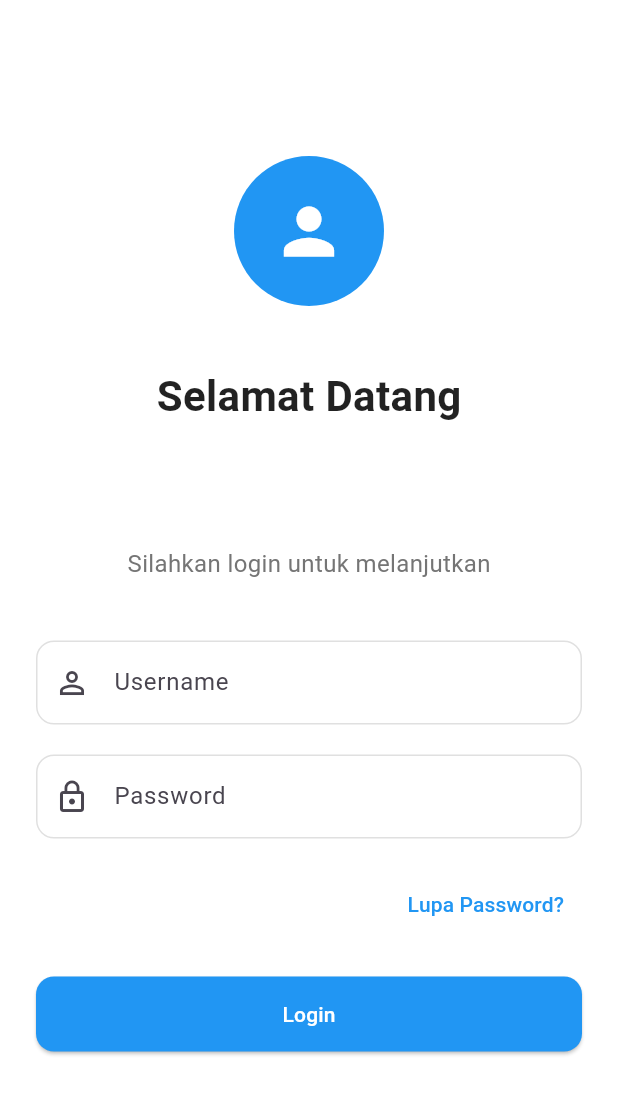
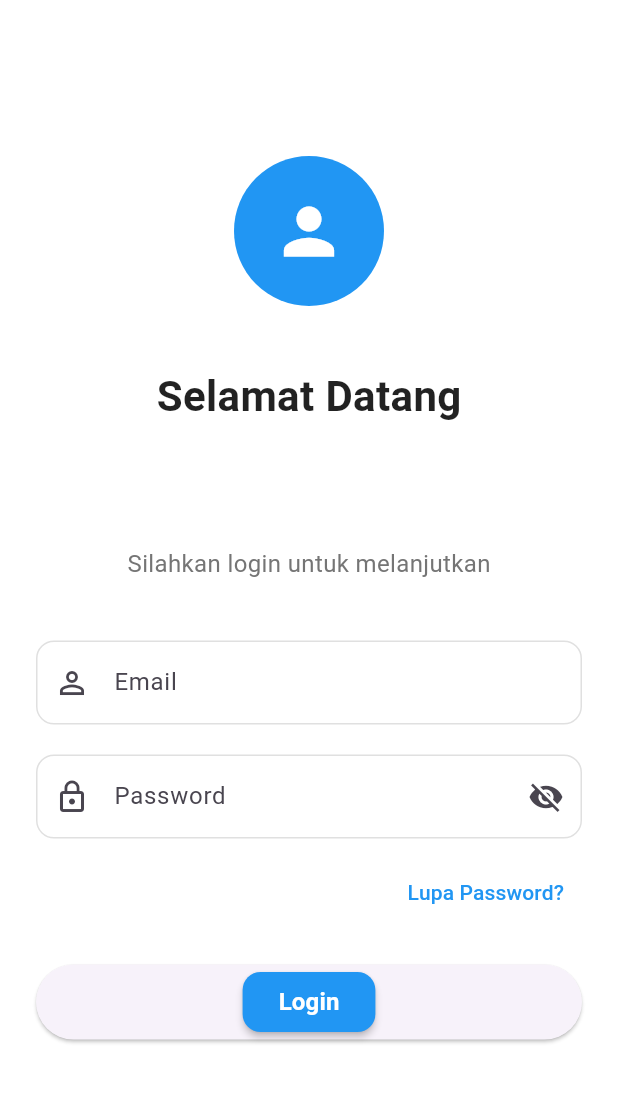
Before and after one commit to arieeefajar/ujikom_polije, a Flutter app: the screen it shows after launch, on a phone screen of 412 x 824 dp. Shown: the top 1094 px of the screen. Run offline on Flutter 3.47's test engine with Material 3 defaults, Android fonts, the phone set to English and light mode, and no system bars; our stand-ins replace get.

Commit message:
feat(login): fix login page

```diff
--- a/lib/app/modules/login/views/login_view.dart
+++ b/lib/app/modules/login/views/login_view.dart
@@ -8,7 +8,6 @@ class LoginView extends GetView<LoginController> {
   const LoginView({super.key});
   @override
   Widget build(BuildContext context) {
-    final _formKey = GlobalKey<FormState>();
     return Scaffold(
       backgroundColor: Colors.white,
       body: SafeArea(
@@ -43,13 +42,15 @@ class LoginView extends GetView<LoginController> {
               ),
               SizedBox(height: 40),
               Form(
-                key: _formKey,
+                key: controller.formKey,
                 child: Column(
                   children: [
                     TextFormField(
+                      controller: controller.emailController,
+                      keyboardType: TextInputType.emailAddress,
                       decoration: InputDecoration(
-                        labelText: 'Username',
-                        hintText: 'Masukan username Anda',
+                        labelText: 'Email',
+                        hintText: 'Masukan email Anda',
                         prefixIcon: Icon(Icons.person_outline),
                         border: OutlineInputBorder(
                           borderRadius: BorderRadius.circular(12),
@@ -63,13 +64,25 @@ class LoginView extends GetView<LoginController> {
                           borderSide: BorderSide(color: Colors.blue),
                         ),
                       ),
+                      validator: controller.validateUsername,
                     ),
                     SizedBox(height: 20),
-                    TextFormField(
+                    Obx(
+                      () => TextFormField(
+                        controller: controller.passwordController,
+                        obscureText: !controller.isPasswordVisible.value,
                         decoration: InputDecoration(
                           labelText: 'Password',
                           hintText: 'Masukan password Anda',
                           prefixIcon: Icon(Icons.lock_outline),
+                          suffixIcon: IconButton(
+                            onPressed: controller.togglePasswordVisibility,
+                            icon: Icon(
+                              controller.isPasswordVisible.value
+                                  ? Icons.visibility
+                                  : Icons.visibility_off,
+                            ),
+                          ),
                           border: OutlineInputBorder(
                             borderRadius: BorderRadius.circular(12),
                           ),
@@ -82,8 +95,10 @@ class LoginView extends GetView<LoginController> {
                             borderSide: BorderSide(color: Colors.blue),
                           ),
                         ),
+                        validator: controller.validatePassword,
                       ),
-                    SizedBox(height: 20),
+                    ),
+                    SizedBox(height: 12),
                     Align(
                       alignment: Alignment.centerRight,
                       child: TextButton(
@@ -103,12 +118,35 @@ class LoginView extends GetView<LoginController> {
                       height: 50,
                       child: ElevatedButton(
                         onPressed: () {},
-                        child: Text('Login'),
+                        child: Obx(
+                          () => ElevatedButton(
+                            onPressed: () {},
                             style: ElevatedButton.styleFrom(
                               backgroundColor: Colors.blue,
                               foregroundColor: Colors.white,
                               shape: RoundedRectangleBorder(
                                 borderRadius: BorderRadius.circular(12),
+                              ),
+                              elevation: 2,
+                            ),
+                            child: controller.isLoading.value
+                                ? SizedBox(
+                                    height: 20,
+                                    width: 20,
+                                    child: CircularProgressIndicator(
+                                      valueColor: AlwaysStoppedAnimation<Color>(
+                                        Colors.white,
+                                      ),
+                                      strokeWidth: 2,
+                                    ),
+                                  )
+                                : Text(
+                                    'Login',
+                                    style: TextStyle(
+                                      fontSize: 16,
+                                      fontWeight: FontWeight.w600,
+                                    ),
+                                  ),
                           ),
                         ),
                       ),
```
Also changed, not shown: lib/app/modules/login/controllers/login_controller.dart (+31 -12 lines). Lines whose indentation alone changed are shown as unchanged.
